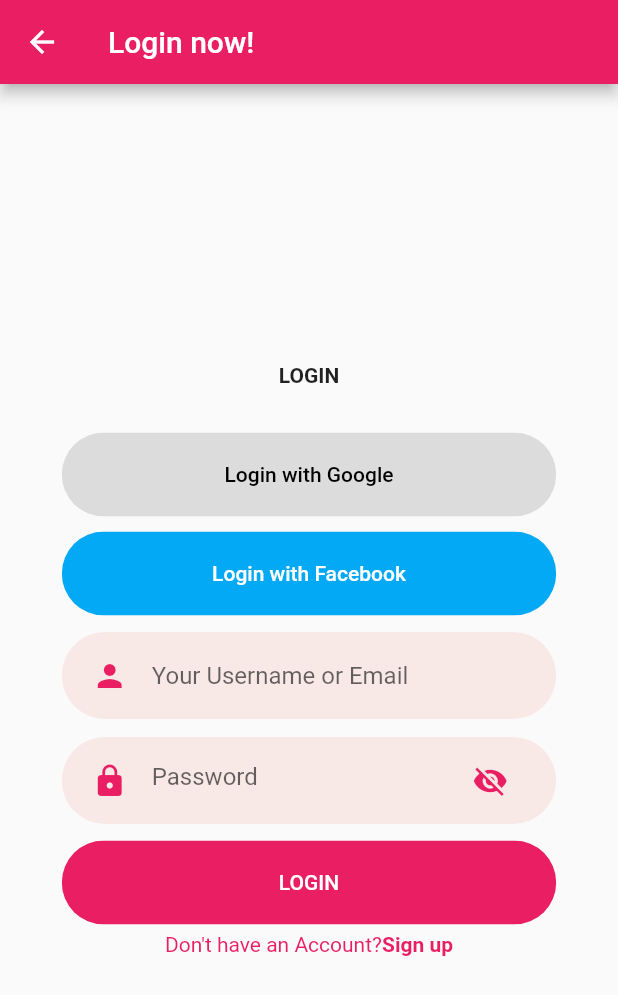
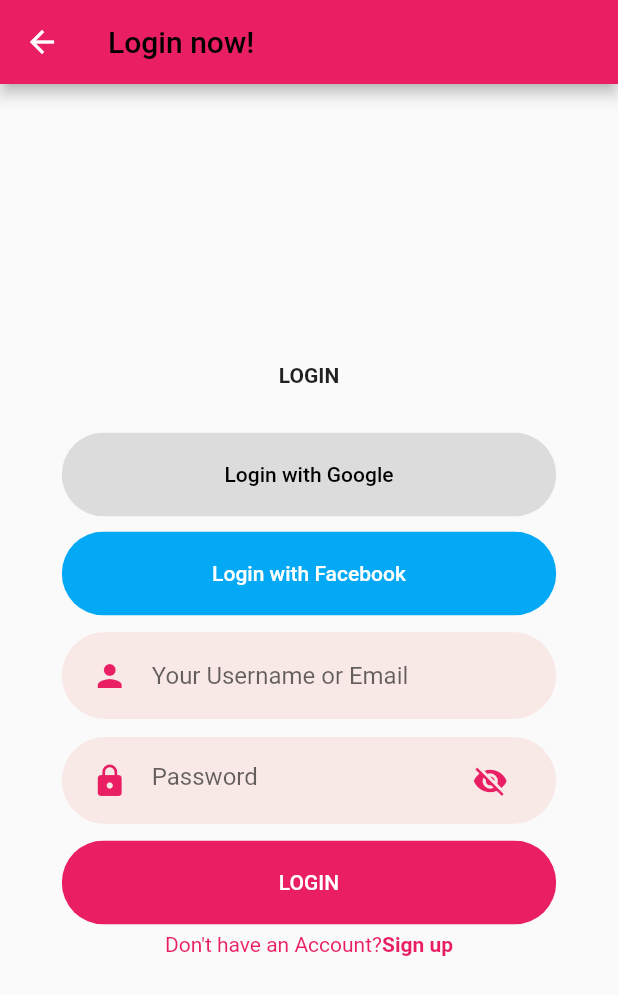
Before and after one commit to cs3216team8/groupbuyapp, a Flutter app: the screen it shows after launch, after a tap on the "circle" icon, on a phone screen of 412 x 824 dp. Shown: the top 995 px of the screen. Run offline on Flutter 3.47's test engine with Material 2 defaults, Android fonts, the phone set to English and light mode, and no system bars; our stand-ins replace carousel_slider, cloud_firestore, firebase_auth, firebase_core, flutter_svg, percent_indicator; accounts and stored records are empty; network calls fail; Roboto replaces fonts that are missing (Hind).

Commit message:
Add username modifier for profile settings.

```diff
--- a/groupbuyapp/lib/pages_and_widgets/components/custom_appbars.dart
+++ b/groupbuyapp/lib/pages_and_widgets/components/custom_appbars.dart
@@ -1,6 +1,6 @@
 import 'package:flutter/material.dart';
 
-AppBar BackAppBar({BuildContext context, String title, Color color}) {
+AppBar BackAppBar({BuildContext context, String title, Color color=Colors.white, Color textColor=Colors.black}) {
   return AppBar(
       leading: IconButton(
         icon: Icon(Icons.arrow_back),
@@ -8,7 +8,9 @@
           Navigator.pop(context);
         },
       ),
-      title: Text(title),
+      title: Container(
+        child: Text(title, style: TextStyle(color: textColor,),),
+      ),
       backgroundColor: color,
   );
 }
--- a/groupbuyapp/lib/pages_and_widgets/profile/profile_part.dart
+++ b/groupbuyapp/lib/pages_and_widgets/profile/profile_part.dart
@@ -1,5 +1,7 @@
 import 'package:flutter/material.dart';
 import 'package:groupbuyapp/models/user_profile_model.dart';
+import 'package:groupbuyapp/pages_and_widgets/profile/profile_settings_widget.dart';
+import 'package:groupbuyapp/utils/navigators.dart';
 
 class ProfilePart extends StatelessWidget {
   final bool isMe;
@@ -11,9 +13,14 @@
     @required this.userProfile,
   }) : super(key: key);
 
-  Widget ownProfileSettings() {
+  Widget ownProfileSettings(BuildContext context) {
     return Container(
-      child: Icon(Icons.settings), //TODO: make clickable
+      child: IconButton(
+        icon: Icon(Icons.settings),
+        onPressed: () {
+          segueToPage(context, ProfileSettingsScreen());
+        },
+      ), //TODO: make clickable
     );
   }
 
@@ -81,7 +88,7 @@
                     children: <Widget>[
                       Padding(
                         padding: EdgeInsets.only(right: 31.0, top: 18.0),
-                        child: isMe ? ownProfileSettings() : Container(),
+                        child: isMe ? ownProfileSettings(context) : Container(),
                       ),
                     ],
                   )
```
Also changed, not shown: groupbuyapp/lib/pages_and_widgets/profile/profile_settings_widget.dart (added, +67 -0 lines).
